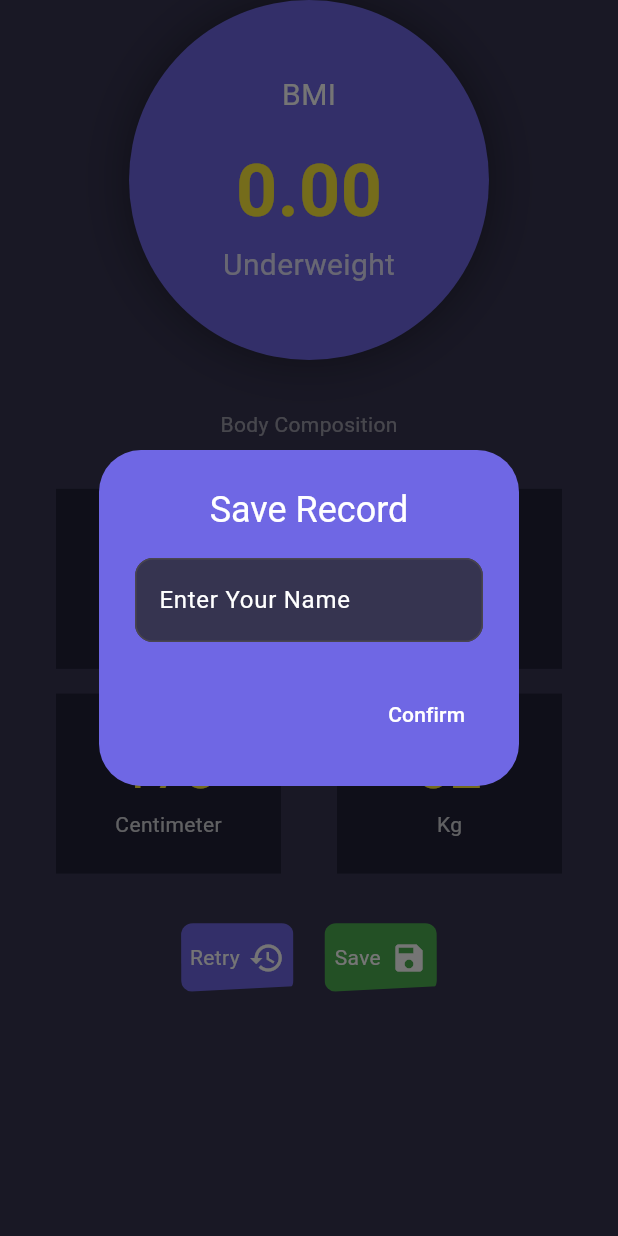
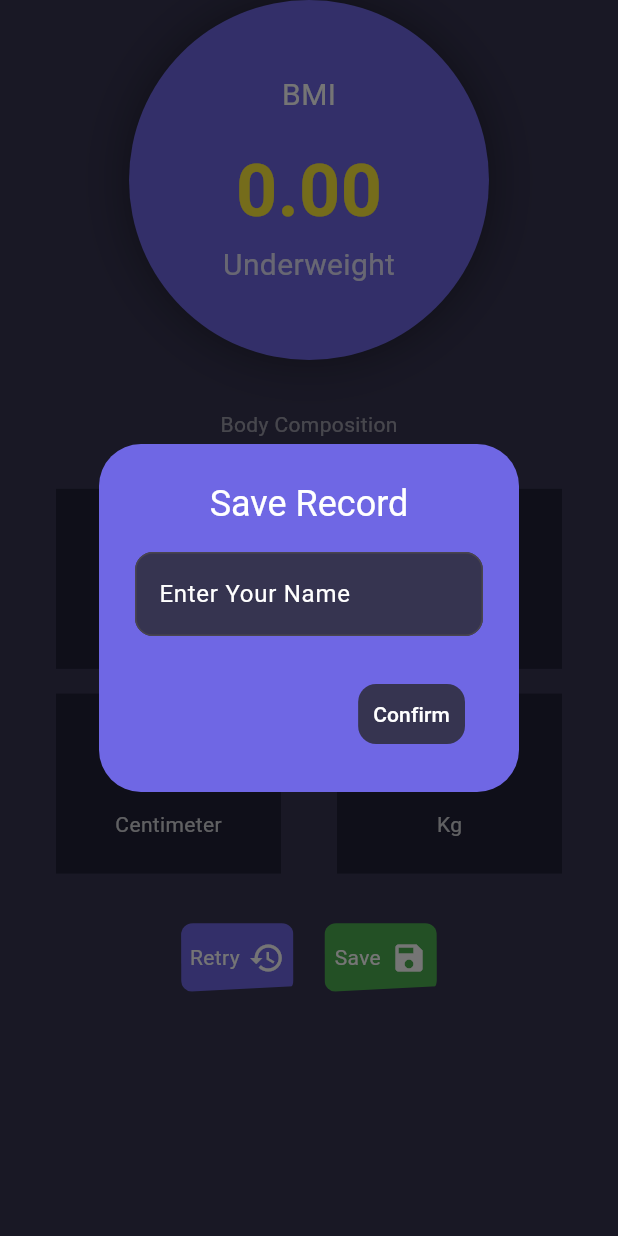
Before and after one commit to sayedmostaf/bmi-flutter, a Flutter app: the ResultPage screen opened directly, scrolled down 56 dp, after a tap on "Save", on a phone screen of 412 x 824 dp. Run offline on Flutter 3.47's test engine with Material 3 defaults, Android fonts, the phone set to English and light mode, and no system bars; our stand-ins replace objectbox; generated files the repository leaves out were written again.

Commit message:
simple refactor

```diff
--- a/lib/view/pages/result/widgets/body_composition_save_dialog.dart
+++ b/lib/view/pages/result/widgets/body_composition_save_dialog.dart
@@ -5,6 +5,7 @@ import 'package:bmi/utils/navigation_helper.dart';
 import 'package:bmi/view/pages/home/home_page.dart';
 import 'package:bmi/view/theme/colors.dart';
 import 'package:flutter/material.dart';
+import 'package:flutter/widgets.dart';
 
 class SaveDialog extends StatelessWidget {
   final PersonProvider provider;
@@ -64,9 +65,21 @@ class SaveDialog extends StatelessWidget {
               navigateToPageAndRemoveUntil(context, const HomePage(), false);
             }
           },
-          child: const Text(
-            'Confirm',
-            style: TextStyle(color: Colors.white),
+          child: Container(
+            decoration: BoxDecoration(
+              color: swatch,
+              borderRadius: BorderRadius.circular(12),
+            ),
+            child: const Padding(
+              padding: EdgeInsets.all(10),
+              child: Text(
+                'Confirm',
+                textAlign: TextAlign.center,
+                style: TextStyle(
+                  color: Colors.white,
+                ),
+              ),
+            ),
           ),
         ),
       ],
```
